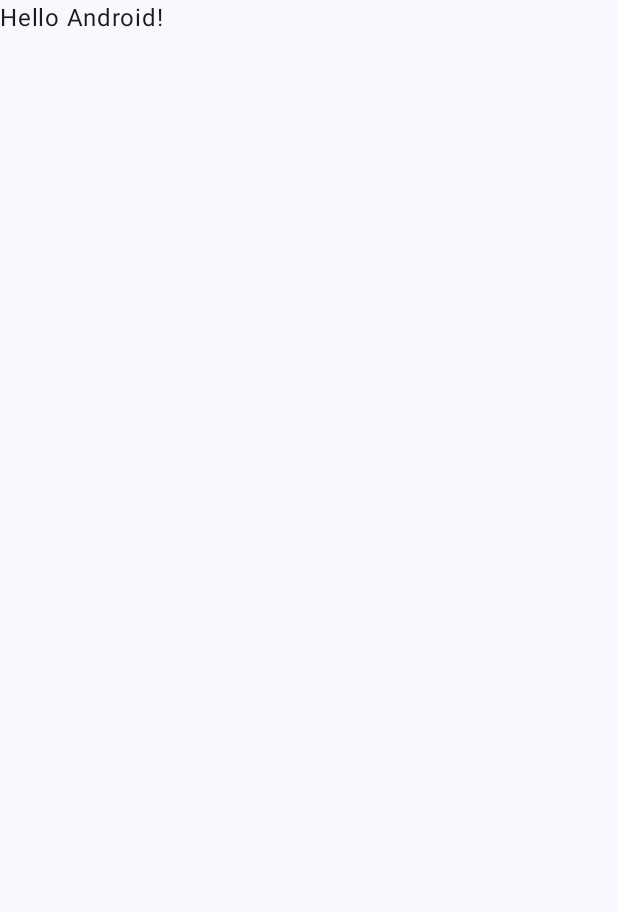
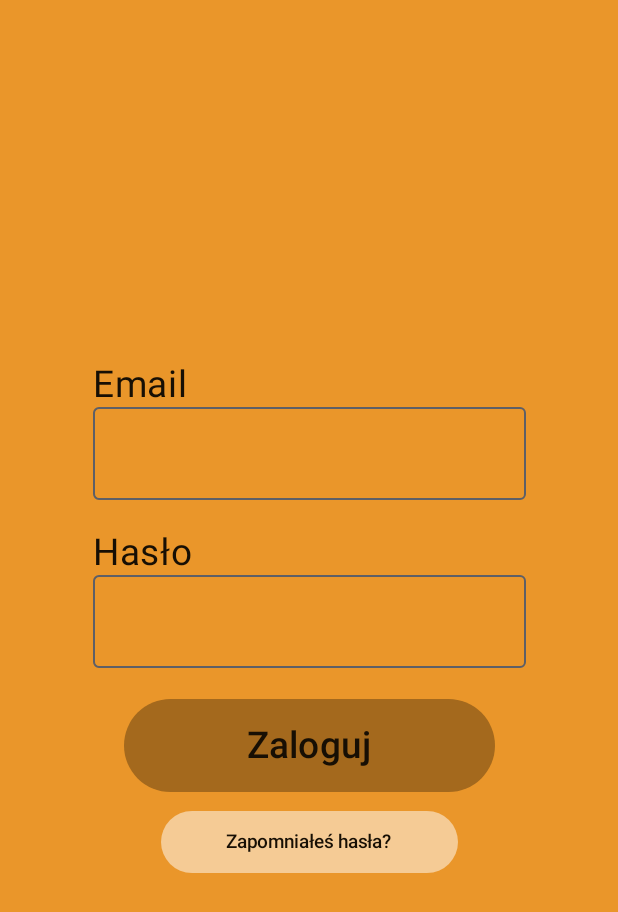
Before and after one commit to JamJestSimon/Boarderoo, an Android app built with Jetpack Compose: the screen it shows after launch (MainActivity before the commit, LoginActivity after it), on a phone screen of 412 x 824 dp. Before the commit the part shown is almost empty. Shown: the top 912 px of the screen. Run offline under Robolectric (Android 15) with nearby library versions, the phone set to English and light mode, and no system bars.

Commit message:
UI - logowanie - v0.1

```diff
--- /dev/null
+++ b/BoarderooMobileApp/app/src/main/java/pl/boarderoo/mobileapp/LoginActivity.kt
@@ -0,0 +1,194 @@
+package pl.boarderoo.mobileapp
+
+import android.content.Intent
+import android.os.Bundle
+import android.text.Layout
+import androidx.activity.ComponentActivity
+import androidx.activity.compose.setContent
+import androidx.compose.foundation.BorderStroke
+import androidx.compose.foundation.Image
+import androidx.compose.foundation.background
+import androidx.compose.foundation.border
+import androidx.compose.foundation.layout.Arrangement
+import androidx.compose.foundation.layout.Box
+import androidx.compose.foundation.layout.Column
+import androidx.compose.foundation.layout.Row
+import androidx.compose.foundation.layout.Spacer
+import androidx.compose.foundation.layout.fillMaxSize
+import androidx.compose.foundation.layout.fillMaxWidth
+import androidx.compose.foundation.layout.height
+import androidx.compose.foundation.layout.padding
+import androidx.compose.foundation.layout.size
+import androidx.compose.foundation.layout.width
+import androidx.compose.foundation.shape.RoundedCornerShape
+import androidx.compose.material3.Button
+import androidx.compose.material3.ButtonDefaults
+import androidx.compose.material3.ExperimentalMaterial3Api
+import androidx.compose.material3.MaterialTheme
+import androidx.compose.material3.OutlinedTextField
+import androidx.compose.material3.Surface
+import androidx.compose.material3.Text
+import androidx.compose.material3.TextFieldDefaults
+import androidx.compose.runtime.Composable
+import androidx.compose.runtime.getValue
+import androidx.compose.runtime.mutableStateOf
+import androidx.compose.runtime.remember
+import androidx.compose.ui.Alignment
+import androidx.compose.ui.Modifier
+import androidx.compose.ui.draw.clip
+import androidx.compose.ui.draw.scale
+import androidx.compose.ui.graphics.Color
+import androidx.compose.ui.graphics.painter.Painter
+import androidx.compose.ui.layout.ContentScale
+import androidx.compose.ui.res.painterResource
+import androidx.compose.ui.tooling.preview.Preview
+import androidx.compose.ui.unit.dp
+import java.nio.file.WatchEvent
+import androidx.compose.ui.platform.LocalConfiguration
+import androidx.compose.ui.res.colorResource
+import androidx.compose.ui.text.input.PasswordVisualTransformation
+import androidx.compose.ui.unit.sp
+import pl.boarderoo.mobileapp.ui.theme.BoarderooMobileAppTheme
+
+class LoginActivity : ComponentActivity(){
+    override fun onCreate(savedInstanceState: Bundle?) {
+        super.onCreate(savedInstanceState)
+        setContent {
+            BoarderooMobileAppTheme {
+                LoginScreen() // Wywołanie funkcji LoginScreen, aby ustawić widok
+            }
+        }
+    }
+}
+
+@OptIn(ExperimentalMaterial3Api::class)
+@Composable
+fun LoginScreen() {
+    val configuration = LocalConfiguration.current
+    val screenWidth = configuration.screenWidthDp
+
+    val elementWidth = (screenWidth * 0.60).dp
+    var elementHeight = elementWidth/4
+    var forgotPasswordButtonWidth = elementWidth / 5 * 4
+    var forgotPasswordButtonHeight = elementHeight / 3 * 2
+    val textWidth = (screenWidth * 0.70).dp
+    var textHeight = elementWidth/4
+    val fontSize = (textHeight.value * 0.4).sp
+
+    Box(
+        modifier = Modifier
+            .fillMaxSize()
+            .background(colorResource(id = R.color.backgroundColor)),
+        contentAlignment = Alignment.Center
+    ) {
+        Column(
+            horizontalAlignment = Alignment.CenterHorizontally, // Wyśrodkowanie kolumny
+            modifier = Modifier.fillMaxWidth() // Ustawia szerokość kolumny na pełną szerokość
+        ) {
+            Box(
+            ) {
+                Column(
+
+                ){
+                    Text(
+                        text = "Email",
+                        fontSize = fontSize,
+                        color = colorResource(id = R.color.textColor),
+                        modifier = Modifier.padding(end = 8.dp)
+                    )
+
+                    val email = remember { mutableStateOf("") }
+                    val isEmailValid = remember { mutableStateOf(true) }
+
+                    OutlinedTextField(
+                        value = email.value,
+                        onValueChange = {
+                            email.value = it
+                            isEmailValid.value = it.contains("@") // Sprawdzenie, czy email zawiera '@'
+                        },
+                        isError = !isEmailValid.value, // Ustawienie stanu błędu
+                        modifier = Modifier
+                            .width(textWidth)
+                            .height(textHeight),
+                        singleLine = true
+                    )
+                }
+
+            }
+
+
+            Spacer(modifier = Modifier.height((screenWidth *0.05).dp)) // Przerwa między logo a przyciskami
+
+            Box(
+            ) {
+                Column(
+
+                ){
+                    Text(
+                        text = "Hasło",
+                        fontSize = fontSize,
+                        color = colorResource(id = R.color.textColor),
+                        modifier = Modifier.padding(end = 8.dp) // Dodanie odstępu od pola tekstowego
+                    )
+
+                    val password = remember { mutableStateOf("") }
+
+                    OutlinedTextField(
+                        value = password.value,
+                        onValueChange = { password.value = it },
+                        visualTransformation = PasswordVisualTransformation(),
+                        modifier = Modifier.width(textWidth).height(textHeight),
+                        singleLine = true
+                    )
+                }
+
+            }
+
+
+
+            Spacer(modifier = Modifier.height((screenWidth *0.05).dp)) // Przerwa między logo a przyciskami
+            Button(
+                onClick = {
+                },
+                colors = ButtonDefaults.buttonColors(
+                    containerColor = colorResource(id = R.color.buttonColor) // Kolor przycisku
+                ),
+                modifier = Modifier
+                    .padding(horizontal = 16.dp)
+                    .size(width = elementWidth, height = elementHeight)
+            ) {
+                Text(
+                    text = "Zaloguj",
+                    fontSize = fontSize,
+                    color = colorResource(id = R.color.textColor) // Kolor tekstu
+                )
+            }
+
+            Spacer(modifier = Modifier.height((screenWidth * 0.03).dp)) // Przerwa między przyciskami
+
+            Button(
+                onClick = {
+                },
+                colors = ButtonDefaults.buttonColors(
+                    containerColor = colorResource(id = R.color.buttonSecondColor) // Kolor przycisku
+                ),
+                modifier = Modifier
+                    .padding(horizontal = 16.dp)
+                    .size(width = forgotPasswordButtonWidth, height = forgotPasswordButtonHeight)
+            ) {
+                Text(
+                    text = "Zapomniałeś hasła?",
+                    fontSize = fontSize / 2,
+                    color = colorResource(id = R.color.textColor) // Kolor tekstu
+                )
+            }
+        }
+
+    }
+}
+
+@Preview(showBackground = true)
+@Composable
+fun PreviewLoginScreen() {
+    LoginScreen()
+}
--- a/BoarderooMobileApp/app/src/main/java/pl/boarderoo/mobileapp/MainActivity.kt
+++ b/BoarderooMobileApp/app/src/main/java/pl/boarderoo/mobileapp/MainActivity.kt
@@ -1,5 +1,6 @@
 package pl.boarderoo.mobileapp
 
+import android.content.Intent
 import android.os.Bundle
 import androidx.activity.ComponentActivity
 import androidx.activity.compose.setContent
@@ -9,6 +10,8 @@ import androidx.compose.material3.Surface
 import androidx.compose.material3.Text
 import androidx.compose.runtime.Composable
 import androidx.compose.ui.Modifier
+import androidx.compose.ui.platform.LocalContext
+import androidx.compose.ui.res.colorResource
 import androidx.compose.ui.tooling.preview.Preview
 import pl.boarderoo.mobileapp.ui.theme.BoarderooMobileAppTheme
 
@@ -26,6 +29,7 @@ class MainActivity : ComponentActivity() {
                 }
             }
         }
+
     }
 }
 
@@ -35,6 +39,8 @@ fun Greeting(name: String, modifier: Modifier = Modifier) {
         text = "Hello $name!",
         modifier = modifier
     )
+    val intent = Intent(LocalContext.current, StartActivity::class.java)
+    LocalContext.current.startActivity(intent)
 }
 
 @Preview(showBackground = true)
--- a/BoarderooMobileApp/app/src/main/res/values/colors.xml
+++ b/BoarderooMobileApp/app/src/main/res/values/colors.xml
@@ -7,4 +7,10 @@
     <color name="teal_700">#FF018786</color>
     <color name="black">#FF000000</color>
     <color name="white">#FFFFFFFF</color>
+    <color name="buttonColor">#A4691D</color>
+    <color name="buttonSecondColor">#f5cb95</color>
+    <color name="textColor">#170F04</color>
+    <color name="backgroundColor">#EA962A</color>
+    <color name="inputColor">#f5cb95</color>
+    <color name="statusBarColor">#FF0000</color>
 </resources>
```
Also changed, not shown: BoarderooMobileApp/app/src/main/AndroidManifest.xml (+22 -0 lines), BoarderooMobileApp/app/src/main/java/pl/boarderoo/mobileapp/StartActivity.kt (+40 -11 lines), BoarderooMobileApp/app/src/main/res/drawable/input_background.xml (added, +18 -0 lines).
